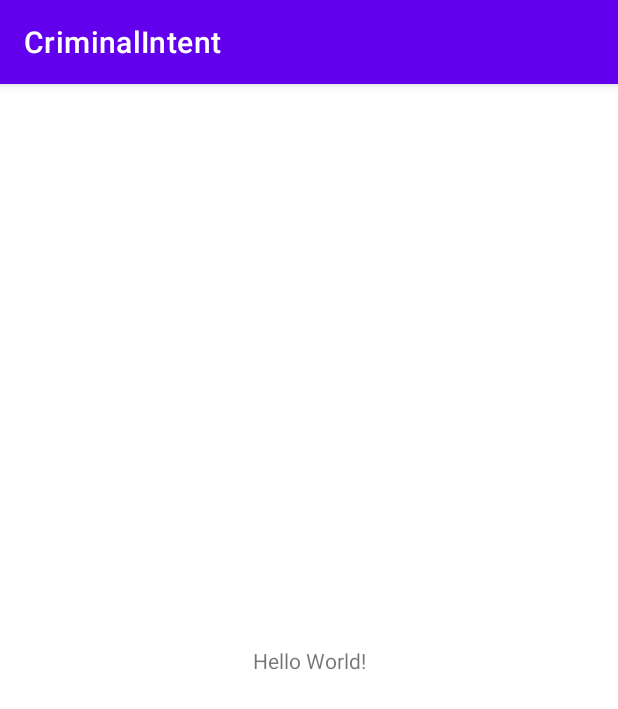
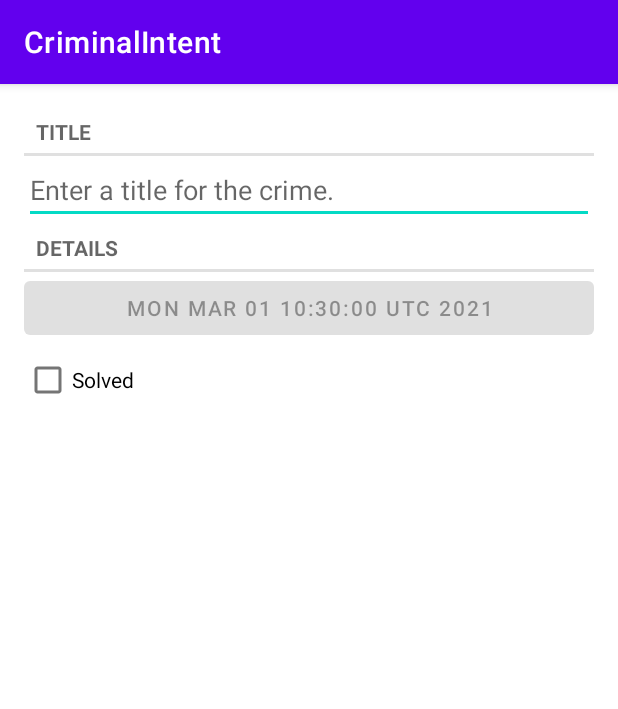
Before and after one commit to mc-nguyen/CriminalIntent, an Android app: the screen it shows after launch (MainActivity), on a phone screen of 412 x 824 dp. Shown: the top 709 px of the screen. Run offline under Robolectric (Android 15) with nearby library versions, the phone set to English and light mode, and no system bars.

Commit message:
Fragment for Crime

```diff
--- /dev/null
+++ b/app/src/main/java/cpp/baevee/criminalintent/CrimeFragment.kt
@@ -0,0 +1,75 @@
+package cpp.baevee.criminalintent
+
+import android.os.Bundle
+import android.text.Editable
+import android.text.TextWatcher
+import android.view.LayoutInflater
+import android.view.View
+import android.view.ViewGroup
+import android.widget.Button
+import android.widget.CheckBox
+import android.widget.EditText
+import androidx.fragment.app.Fragment
+
+class CrimeFragment : Fragment() {
+    private lateinit var crime: Crime
+    private lateinit var titleField: EditText
+    private lateinit var dateButton: Button
+    private lateinit var solvedCheckBox: CheckBox
+
+    override fun onCreate(savedInstanceState: Bundle?) {
+        super.onCreate(savedInstanceState)
+        crime = Crime()
+    }
+
+    override fun onCreateView(
+        inflater: LayoutInflater,
+        container: ViewGroup?,
+        savedInstanceState: Bundle?
+    ): View? {
+        val view = inflater.inflate(R.layout.fragment_crime, container, false)
+
+        titleField = view.findViewById(R.id.crime_title) as EditText
+        dateButton = view.findViewById(R.id.crime_date) as Button
+        solvedCheckBox = view.findViewById(R.id.crime_solved) as CheckBox
+
+        dateButton.apply {
+            text = crime.date.toString()
+            isEnabled = false
+        }
+
+        return view
+    }
+
+    override fun onStart() {
+        super.onStart()
+        val titleWatcher = object : TextWatcher {
+            override fun beforeTextChanged(
+                sequence: CharSequence?,
+                start: Int,
+                count: Int,
+                after: Int
+            ) {
+
+            }
+            override fun onTextChanged(
+                sequence: CharSequence?,
+                start: Int,
+                before: Int,
+                count: Int
+            ) {
+                crime.title = sequence.toString()
+            }
+            override fun afterTextChanged(sequence: Editable?) {
+
+            }
+        }
+        titleField.addTextChangedListener(titleWatcher)
+
+        solvedCheckBox.apply {
+            setOnCheckedChangeListener { _, isChecked ->
+                crime.isSolved = isChecked
+            }
+        }
+    }
+}
--- a/app/src/main/java/cpp/baevee/criminalintent/MainActivity.kt
+++ b/app/src/main/java/cpp/baevee/criminalintent/MainActivity.kt
@@ -7,5 +7,14 @@ class MainActivity : AppCompatActivity() {
     override fun onCreate(savedInstanceState: Bundle?) {
         super.onCreate(savedInstanceState)
         setContentView(R.layout.activity_main)
+
+        val currentFragment = supportFragmentManager.findFragmentById(R.id.fragment_container)
+        if (currentFragment == null) {
+            val fragment = CrimeFragment()
+            supportFragmentManager
+                .beginTransaction()
+                .add(R.id.fragment_container, fragment)
+                .commit()
+        }
     }
 }
--- a/app/src/main/res/layout/activity_main.xml
+++ b/app/src/main/res/layout/activity_main.xml
@@ -1,18 +1,5 @@
-<?xml version="1.0" encoding="utf-8"?>
-<androidx.constraintlayout.widget.ConstraintLayout xmlns:android="http://schemas.android.com/apk/res/android"
-    xmlns:app="http://schemas.android.com/apk/res-auto"
-    xmlns:tools="http://schemas.android.com/tools"
+<FrameLayout
+    xmlns:android="http://schemas.android.com/apk/res/android"
+    android:id="@+id/fragment_container"
     android:layout_width="match_parent"
-    android:layout_height="match_parent"
-    tools:context=".MainActivity">
-
-    <TextView
-        android:layout_width="wrap_content"
-        android:layout_height="wrap_content"
-        android:text="Hello World!"
-        app:layout_constraintBottom_toBottomOf="parent"
-        app:layout_constraintLeft_toLeftOf="parent"
-        app:layout_constraintRight_toRightOf="parent"
-        app:layout_constraintTop_toTopOf="parent" />
-
-</androidx.constraintlayout.widget.ConstraintLayout>
+    android:layout_height="match_parent"/>
--- /dev/null
+++ b/app/src/main/res/layout/fragment_crime.xml
@@ -0,0 +1,32 @@
+<LinearLayout xmlns:android="http://schemas.android.com/apk/res/android"
+    xmlns:tools="http://schemas.android.com/tools"
+    android:orientation="vertical"
+    android:layout_width="match_parent"
+    android:layout_height="match_parent"
+    android:layout_margin="16dp">
+    <TextView
+        style="?android:listSeparatorTextViewStyle"
+        android:layout_width="match_parent"
+        android:layout_height="wrap_content"
+        android:text="@string/crime_title_label"/>
+    <EditText
+        android:id="@+id/crime_title"
+        android:layout_width="match_parent"
+        android:layout_height="wrap_content"
+        android:hint="@string/crime_title_hint"/>
+    <TextView
+        style="?android:listSeparatorTextViewStyle"
+        android:layout_width="match_parent"
+        android:layout_height="wrap_content"
+        android:text="@string/crime_details_label"/>
+    <Button
+        android:id="@+id/crime_date"
+        android:layout_width="match_parent"
+        android:layout_height="wrap_content"
+        tools:text="Wed Nov 14 11:56 EST 2018"/>
+    <CheckBox
+        android:id="@+id/crime_solved"
+        android:layout_width="match_parent"
+        android:layout_height="wrap_content"
+        android:text="@string/crime_solved_label"/>
+</LinearLayout>
--- a/app/src/main/res/values/strings.xml
+++ b/app/src/main/res/values/strings.xml
@@ -1,4 +1,7 @@
 <resources>
     <string name="app_name">CriminalIntent</string>
     <string name="crime_title_hint">Enter a title for the crime.</string>
+    <string name="crime_title_label">Title</string>
+    <string name="crime_details_label">Details</string>
+    <string name="crime_solved_label">Solved</string>
 </resources>
```
